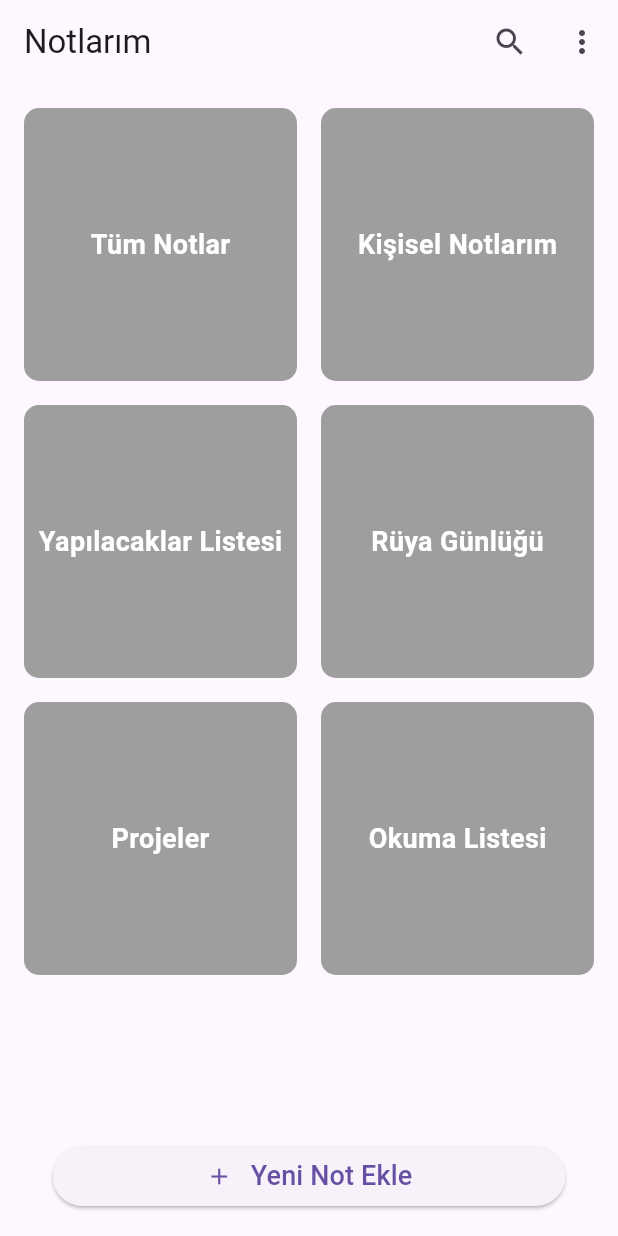
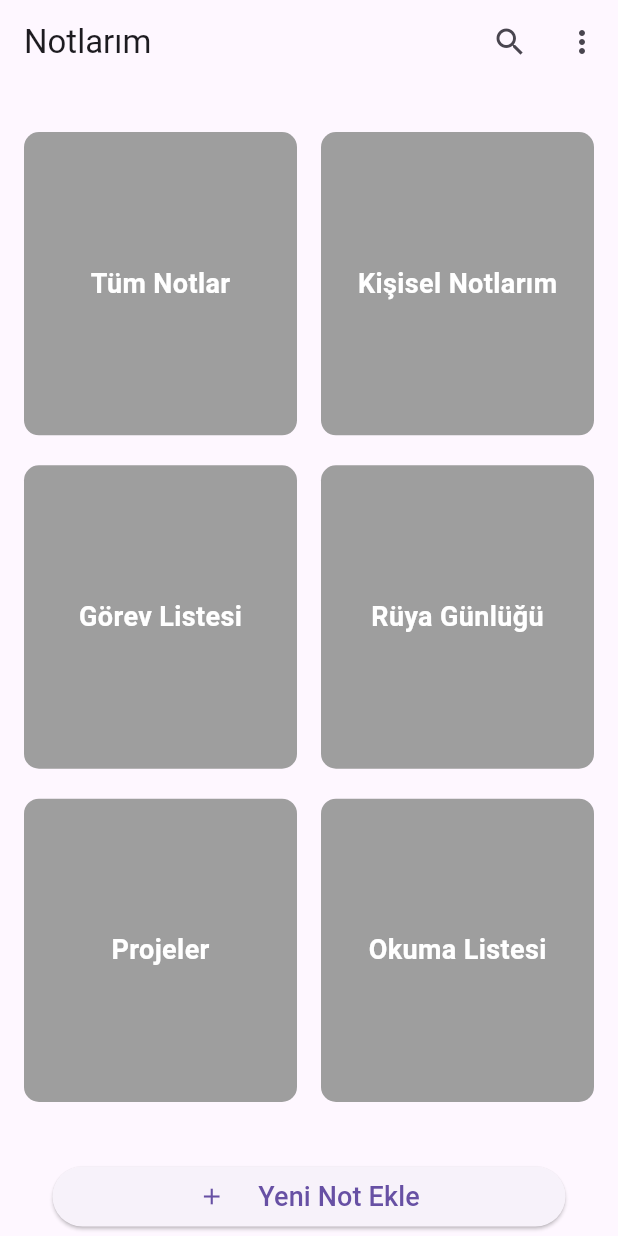
Before and after one commit to Sametgncc/notesApp_front-end, a Flutter app: the screen it shows after launch, on a phone screen of 412 x 824 dp. Run offline on Flutter 3.47's test engine with Material 3 defaults, Android fonts, the phone set to English and light mode, and no system bars.

Commit message:
ekran düzeni
ekran düzeltildi.

```diff
--- a/lib/pages/homepage.dart
+++ b/lib/pages/homepage.dart
@@ -24,186 +24,43 @@ class HomePage extends StatelessWidget {
         ],
       ),
 
-      body: Column(
+      body: ListView(
+        padding: EdgeInsets.symmetric(vertical: 16.0),
         children: [
-          Expanded(
-            child: GridView.count(
+          Column(
+            children: [
+              GridView.count(
                 crossAxisCount: 2, // İki sütun
-              mainAxisSpacing: 16.0, // Kareler arası dikey boşluk
+                mainAxisSpacing: 20.0, // Kareler arası dikey boşluk
                 crossAxisSpacing: 16.0, // Kareler arası yatay boşluk
-              childAspectRatio: 1.0, // Karelerin boyutları eşit
+                childAspectRatio: 0.9, // Karelerin boyutları eşit
                 padding: EdgeInsets.all(16.0),
+                shrinkWrap: true,
                 children: [
                   // Folder 1: Tüm Notlar
-                GestureDetector(
-                  onTap: () {
-                    // Tüm notları görüntülemek için ekranı aç
-                    Navigator.push(
-                      context,
-                      MaterialPageRoute(builder: (context) => AllNotesScreen()),
-                    );
-                  },
-                  child: Container(
-                    decoration: BoxDecoration(
-                      color: Colors.grey[500],
-                      borderRadius: BorderRadius.circular(10),
-                    ),
-                    child: Center(
-                      child: Text(
-                        'Tüm Notlar',
-                        style: TextStyle(
-                          color: Colors.white,
-                          fontSize: 18, // Metin boyutunu artır
-                          fontWeight: FontWeight.bold,
-                        ),
-                      ),
-                    ),
-                  ),
-                ),
+                  _buildFolderItem(context, 'Tüm Notlar', 'Tüm Notlar Ekranı', AllNotesScreen()),
 
                   // Folder 2: Kişisel Notlarım
-                GestureDetector(
-                  onTap: () {
-                    // Kişisel notlar için ekranı aç
-                    Navigator.push(
-                      context,
-                      MaterialPageRoute(builder: (context) => PersonalNotesScreen()),
-                    );
-                  },
-                  child: Container(
-                    decoration: BoxDecoration(
-                      color: Colors.grey[500],
-                      borderRadius: BorderRadius.circular(10),
-                    ),
-                    child: Center(
-                      child: Text(
-                        'Kişisel Notlarım',
-                        style: TextStyle(
-                          color: Colors.white,
-                          fontSize: 18, // Metin boyutunu artır
-                          fontWeight: FontWeight.bold,
-                        ),
-                      ),
-                    ),
-                  ),
-                ),
+                  _buildFolderItem(context, 'Kişisel Notlarım', 'Kişisel Notlar Ekranı', PersonalNotesScreen()),
 
                   // Folder 3: Yapılacaklar Listesi
-                GestureDetector(
-                  onTap: () {
-                    // Yapılacaklar listesi için ekranı aç
-                    Navigator.push(
-                      context,
-                      MaterialPageRoute(builder: (context) => ToDoListScreen()),
-                    );
-                  },
-                  child: Container(
-                    decoration: BoxDecoration(
-                      color: Colors.grey[500],
-                      borderRadius: BorderRadius.circular(10),
-                    ),
-                    child: Center(
-                      child: Text(
-                        'Yapılacaklar Listesi',
-                        style: TextStyle(
-                          color: Colors.white,
-                          fontSize: 18, // Metin boyutunu artır
-                          fontWeight: FontWeight.bold,
-                        ),
-                      ),
-                    ),
-                  ),
-                ),
+                  _buildFolderItem(context, 'Görev Listesi', 'Yapılacaklar Listesi Ekranı', MissionScreen()),
 
                   // Folder 4: Günlük
-                GestureDetector(
-                  onTap: () {
-                    // Günlük için ekranı aç
-                    Navigator.push(
-                      context,
-                      MaterialPageRoute(builder: (context) => JournalScreen()),
-                    );
-                  },
-                  child: Container(
-                    decoration: BoxDecoration(
-                      color: Colors.grey[500],
-                      borderRadius: BorderRadius.circular(10),
-                    ),
-                    child: Center(
-                      child: Text(
-                        'Rüya Günlüğü',
-                        style: TextStyle(
-                          color: Colors.white,
-                          fontSize: 18, // Metin boyutunu artır
-                          fontWeight: FontWeight.bold,
-                        ),
-                      ),
-                    ),
-                  ),
-                ),
+                  _buildFolderItem(context, 'Rüya Günlüğü', 'Rüya Günlük Ekranı', JournalScreen()),
 
                   // Folder 5: Projeler
-                GestureDetector(
-                  onTap: () {
-                    // Projeler için ekranı aç
-                    Navigator.push(
-                      context,
-                      MaterialPageRoute(builder: (context) => ProjectsScreen()),
-                    );
-                  },
-                  child: Container(
-                    decoration: BoxDecoration(
-                      color: Colors.grey[500],
-                      borderRadius: BorderRadius.circular(10),
-                    ),
-                    child: Center(
-                      child: Text(
-                        'Projeler',
-                        style: TextStyle(
-                          color: Colors.white,
-                          fontSize: 18, // Metin boyutunu artır
-                          fontWeight: FontWeight.bold,
-                        ),
-                      ),
-                    ),
-                  ),
-                ),
+                  _buildFolderItem(context, 'Projeler', 'Projeler Ekranı', ProjectsScreen()),
 
                   // Folder 6: Okuma Listesi
-                GestureDetector(
-                  onTap: () {
-                    // Okuma listesi için ekranı aç
-                    Navigator.push(
-                      context,
-                      MaterialPageRoute(builder: (context) => ReadingListScreen()),
-                    );
-                  },
-                  child: Container(
-                    decoration: BoxDecoration(
-                      color: Colors.grey[500],
-                      borderRadius: BorderRadius.circular(10),
-                    ),
-                    child: Center(
-                      child: Text(
-                        'Okuma Listesi',
-                        style: TextStyle(
-                          color: Colors.white,
-                          fontSize: 18, // Metin boyutunu artır
-                          fontWeight: FontWeight.bold,
-                        ),
-                      ),
-                    ),
-                  ),
-                ),
+                  _buildFolderItem(context, 'Okuma Listesi', 'Okuma Listesi Ekranı', ReadingListScreen()),
                 ],
               ),
-          ),
+              SizedBox(height: 16), // Boşluk ekleyelim
               // Ekle Butonu
+              SizedBox(height: 7), // Buton ile alt arasında boşluk bırakalım
               Container(
                 padding: EdgeInsets.symmetric(horizontal: 35.0), // Yatay dolguyu artır
-            child: Row(
-              children: [
-                Expanded(
                 child: ElevatedButton(
                   onPressed: () {
                     // Ekleme işlevselliğini uygula
@@ -212,7 +69,7 @@ class HomePage extends StatelessWidget {
                     mainAxisAlignment: MainAxisAlignment.center,
                     children: [
                       Icon(Icons.add),
-                        SizedBox(width: 12), // İkon ve metin arasındaki boşluğu biraz daha artır
+                      SizedBox(width: 22), // İkon ve metin arasındaki boşluğu biraz daha artır
                       Text('Yeni Not Ekle', style: TextStyle(fontSize: 18)), // Metin boyutunu artır
                     ],
                   ),
@@ -220,9 +77,35 @@ class HomePage extends StatelessWidget {
               ),
             ],
           ),
+        ],
       ),
-          SizedBox(height: 16), // Butonla alt arasındaki boşluğu artır
-        ],
+    );
+  }
+
+  Widget _buildFolderItem(BuildContext context, String title, String screenName, Widget screen) {
+    return GestureDetector(
+      onTap: () {
+        Navigator.push(
+          context,
+          MaterialPageRoute(builder: (context) => screen),
+        );
+      },
+      child: Container(
+        padding: EdgeInsets.all(16.0),
+        decoration: BoxDecoration(
+          color: Colors.grey[500],
+          borderRadius: BorderRadius.circular(10),
+        ),
+        child: Center(
+          child: Text(
+            title,
+            style: TextStyle(
+              color: Colors.white,
+              fontSize: 18,
+              fontWeight: FontWeight.bold,
+            ),
+          ),
+        ),
       ),
     );
   }
@@ -256,15 +139,15 @@ class PersonalNotesScreen extends StatelessWidget {
   }
 }
 
-class ToDoListScreen extends StatelessWidget {
+class MissionScreen extends StatelessWidget {
   @override
   Widget build(BuildContext context) {
     return Scaffold(
       appBar: AppBar(
-        title: Text('Yapılacaklar Listesi'),
+        title: Text('Görev Listesi'),
       ),
       body: Center(
-        child: Text('Yapılacaklar Listesi Ekranı'),
+        child: Text('Görev Listesi Ekranı'),
       ),
     );
   }
```
Lines whose indentation alone changed are shown as unchanged.
